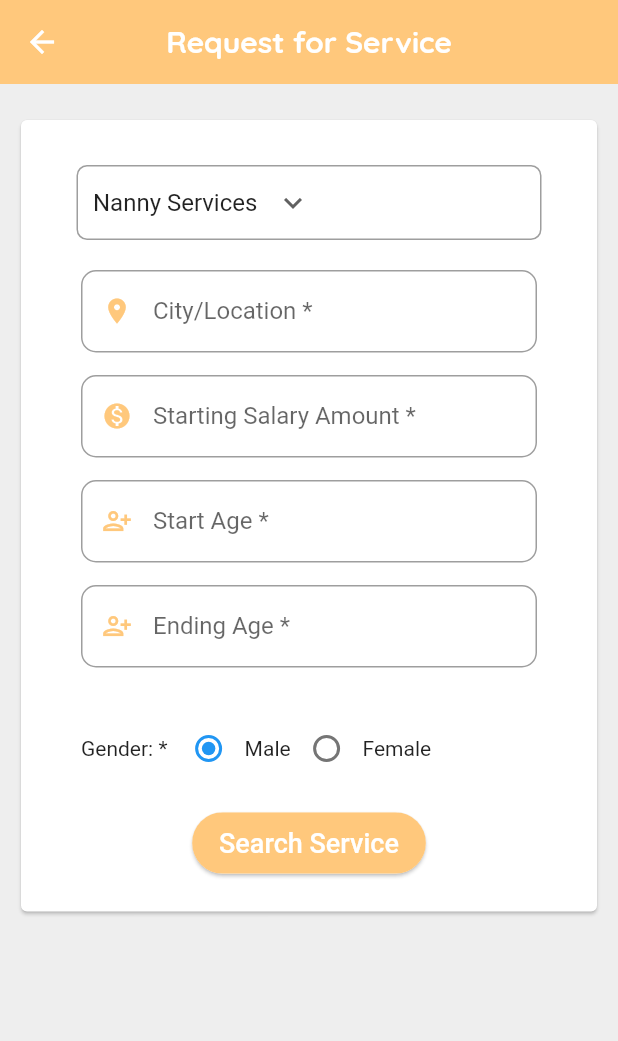
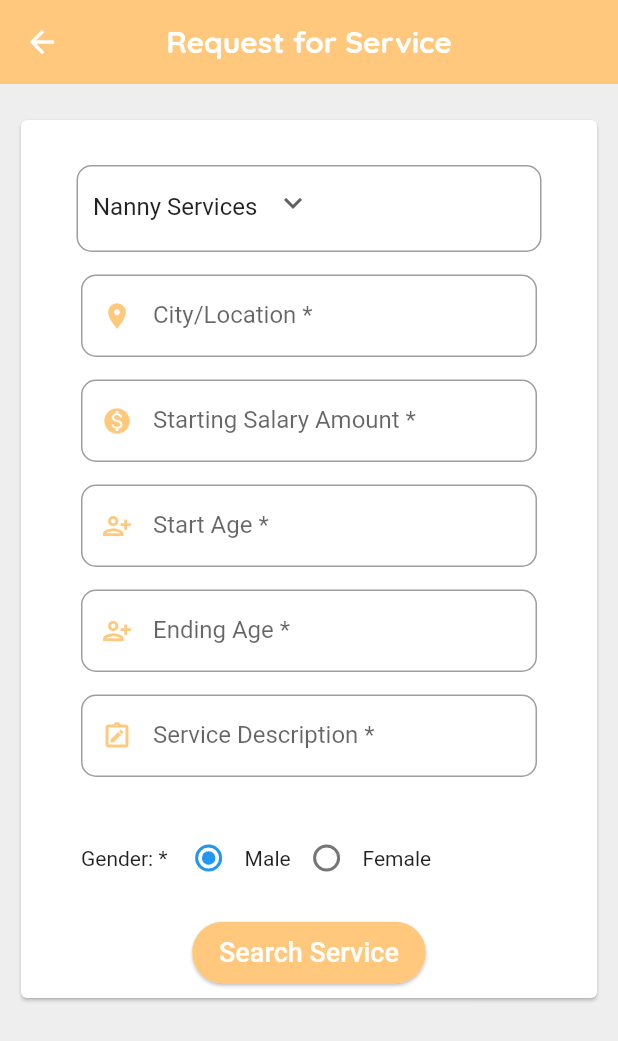
Before and after one commit to keptac/nannyacademy, a Flutter app: the RequestForService screen opened directly, on a phone screen of 412 x 824 dp. Shown: the top 1041 px of the screen. Run offline on Flutter 3.47's test engine with Material 2 defaults, Android fonts, the phone set to English and light mode, and no system bars; our stand-ins replace expansion_tile_card, flutter_spinkit, image_picker, localstorage, shared_preferences; missing offline and left inert: flutter_rounded_date_picker; accounts and stored records are empty.

Commit message:
added description to request service

```diff
--- a/lib/employers/requestForService.dart
+++ b/lib/employers/requestForService.dart
@@ -14,6 +14,7 @@ class _RequestForServiceState extends State<RequestForService> {
   final _salaryController = TextEditingController();
   final _startAgeController = TextEditingController();
   final _endAgeController = TextEditingController();
+  final _serviceDescription = TextEditingController();
   String _genderVal = 'Male';
   int group = 1;
   final LocalStorage storage = new LocalStorage('employeePreference');
@@ -65,6 +66,7 @@ class _RequestForServiceState extends State<RequestForService> {
       "startAge": _startAgeController.text,
       "endAge": _endAgeController.text,
       "gender": _genderVal,
+      "serviceDescription": 'Person who will be doing 123',
       "userId": "1000" //Get from user session
     };
     final info = json.encode(requestBody);
@@ -124,19 +126,21 @@ class _RequestForServiceState extends State<RequestForService> {
           child: Stack(
             children: [
               Container(
-                height: MediaQuery.of(context).size.height * 0.65,
+                height: MediaQuery.of(context).size.height * 0.72,
                 child: Card(
                   child: ListView(
                     padding: EdgeInsets.only(top: 30),
                     children: <Widget>[
                       Container(
+                        height: 58,
                         decoration: BoxDecoration(
-                          borderRadius: BorderRadius.all(Radius.circular(7.0) //
-                              ),
+                          borderRadius:
+                              BorderRadius.all(Radius.circular(10.0) //
+                                  ),
                           border: Border.all(color: Colors.grey),
                         ),
                         margin:
-                            EdgeInsets.only(left: 37, right: 37, bottom: 20),
+                            EdgeInsets.only(left: 37, right: 37, bottom: 15),
                         child: DropdownButton(
                           underline: Text(""),
                           value: serviceSelected,
@@ -145,7 +149,7 @@ class _RequestForServiceState extends State<RequestForService> {
                             return DropdownMenuItem(
                               value: items,
                               child: Padding(
-                                padding: EdgeInsets.only(left: 10),
+                                padding: EdgeInsets.only(left: 10, top: 5),
                                 child: Text(items),
                               ),
                             );
@@ -255,6 +259,30 @@ class _RequestForServiceState extends State<RequestForService> {
                           ),
                         ),
                       ),
+                      SizedBox(
+                        height: 70,
+                        child: Padding(
+                          padding:
+                              EdgeInsets.only(left: 40, right: 40, bottom: 15),
+                          child: TextField(
+                            controller: _serviceDescription,
+                            keyboardType: TextInputType.multiline,
+                            decoration: InputDecoration(
+                              prefixIcon: Icon(
+                                Icons.note_alt_outlined,
+                                color: Color.fromRGBO(255, 200, 124, 1),
+                                size: 20,
+                              ),
+                              labelText: 'Service Description *',
+                              fillColor: Colors.white,
+                              border: OutlineInputBorder(
+                                borderRadius:
+                                    BorderRadius.all(Radius.circular(10)),
+                              ),
+                            ),
+                          ),
+                        ),
+                      ),
 
                       _radio(),
                       // ]),
```
